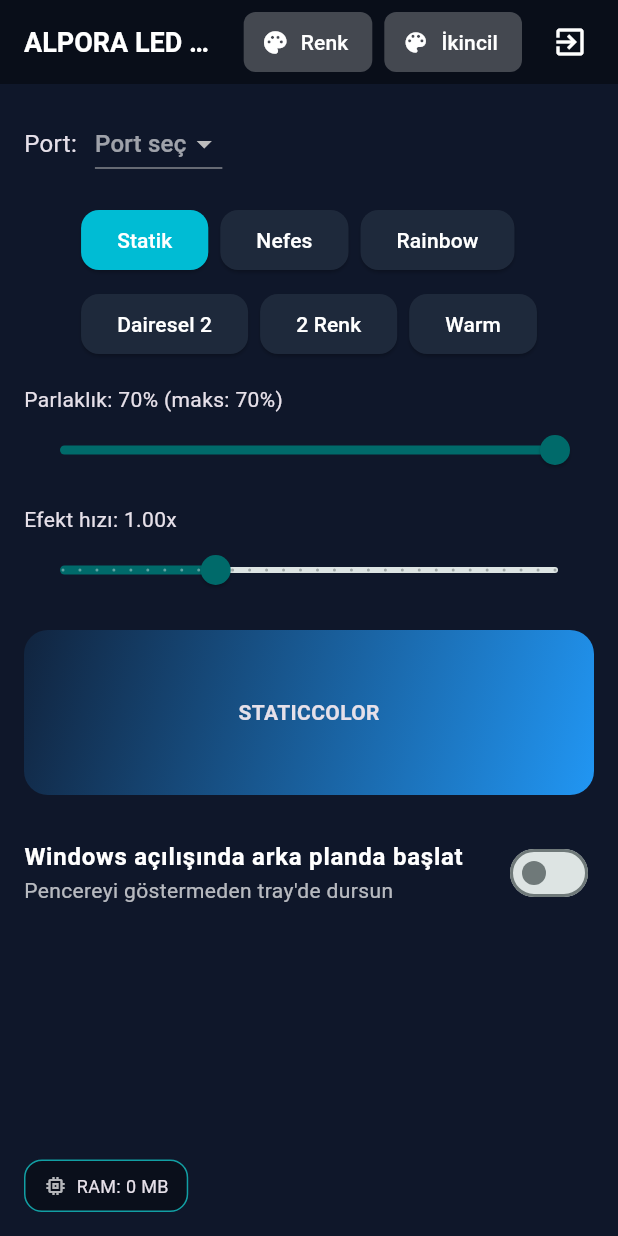
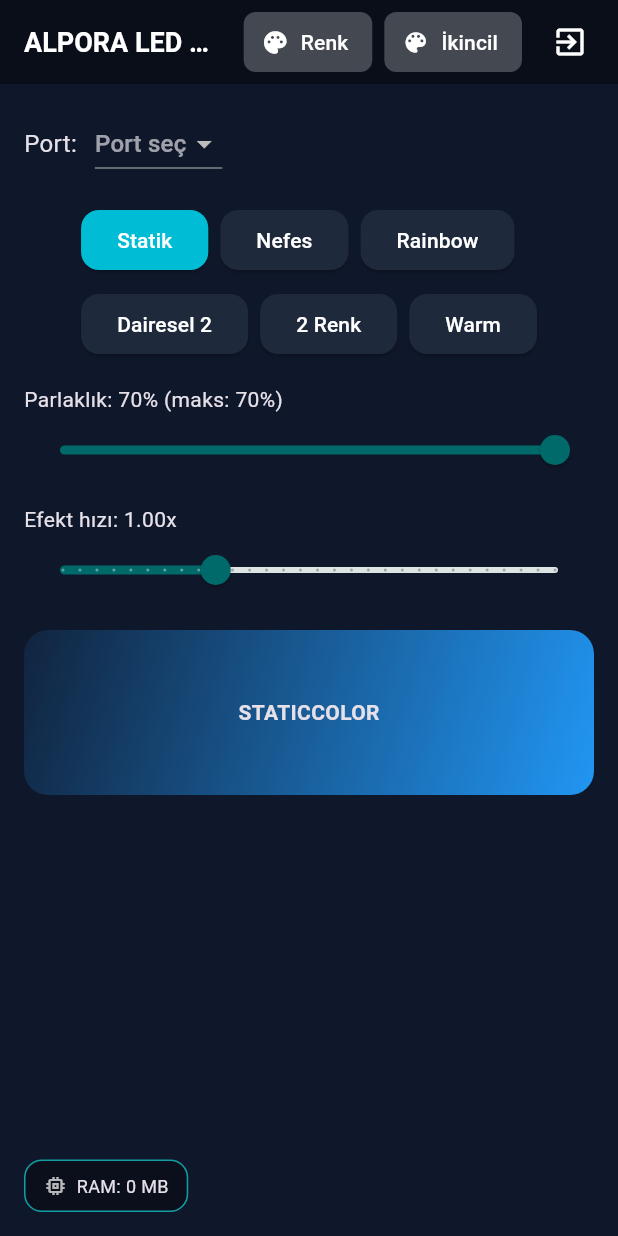
Before and after one commit to bartualperen/WindowsLedController, a Flutter app: the first screen one second after launch, on a phone screen of 412 x 824 dp. Run offline on Flutter 3.47's test engine with Material 3 defaults, Android fonts, the phone set to English and light mode, and no system bars; our stand-ins replace flutter_colorpicker, shared_preferences; missing offline and left inert: flutter_libserialport, tray_manager, window_manager; statements that could not run were skipped.

Commit message:
One sized box commented. Check this oıut later.

```diff
--- a/argb_controller/lib/main.dart
+++ b/argb_controller/lib/main.dart
@@ -647,30 +647,30 @@
                     ),
                   ),
                 ),
-                const SizedBox(height: 16),
-                SwitchListTile(
-                  value: _startHidden,
-                  onChanged: (val) {
-                    setState(() {
-                      _startHidden = val;
-                    });
-                    _scheduleSaveSettings();
-                  },
-                  title: const Text(
-                    'Windows açılışında arka planda başlat',
-                    style: TextStyle(
-                      color: Colors.white, // başlık rengi
-                      fontWeight: FontWeight.bold,
-                    ),
-                  ),
-                  subtitle: const Text(
-                    'Pencereyi göstermeden tray\'de dursun',
-                    style: TextStyle(
-                      color: Colors.white70, // açıklama rengi (biraz soluk beyaz)
-                    ),
-                  ),
-                  contentPadding: EdgeInsets.zero,
-                ),
+                // const SizedBox(height: 16),
+                // SwitchListTile(
+                //   value: _startHidden,
+                //   onChanged: (val) {
+                //     setState(() {
+                //       _startHidden = val;
+                //     });
+                //     _scheduleSaveSettings();
+                //   },
+                //   title: const Text(
+                //     'Windows açılışında arka planda başlat',
+                //     style: TextStyle(
+                //       color: Colors.white, // başlık rengi
+                //       fontWeight: FontWeight.bold,
+                //     ),
+                //   ),
+                //   subtitle: const Text(
+                //     'Pencereyi göstermeden tray\'de dursun',
+                //     style: TextStyle(
+                //       color: Colors.white70, // açıklama rengi (biraz soluk beyaz)
+                //     ),
+                //   ),
+                //   contentPadding: EdgeInsets.zero,
+                // ),
               ],
             ),
           ),
```
